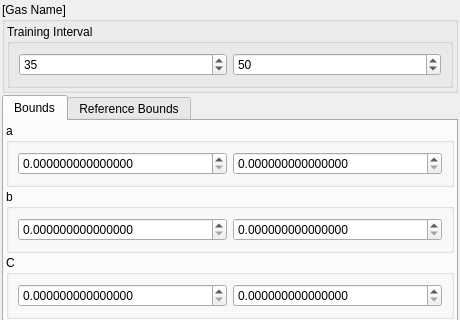
TSE-Systems/tse-analytics, file tse_analytics/views/calo_details/calo_details_gas_settings_widget.ui: the form before one commit; both pictures show x 0 to 460 and y 0 to 320 of the 460 by 832 pixel window.
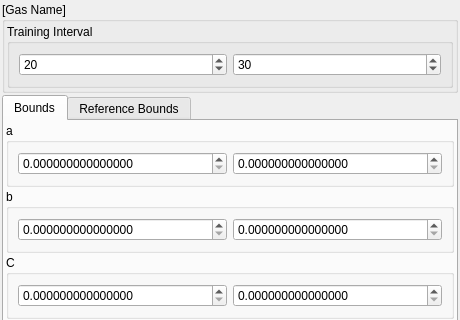
The form after the commit.

```diff
--- a/tse_analytics/views/calo_details/calo_details_gas_settings_widget.ui
+++ b/tse_analytics/views/calo_details/calo_details_gas_settings_widget.ui
@@ -59,14 +59,14 @@
          <item>
           <widget class="QSpinBox" name="spinBoxStartOffset">
            <property name="value">
-            <number>35</number>
+            <number>20</number>
            </property>
           </widget>
          </item>
          <item>
           <widget class="QSpinBox" name="spinBoxEndOffset">
            <property name="value">
-            <number>50</number>
+            <number>30</number>
            </property>
           </widget>
          </item>
```
